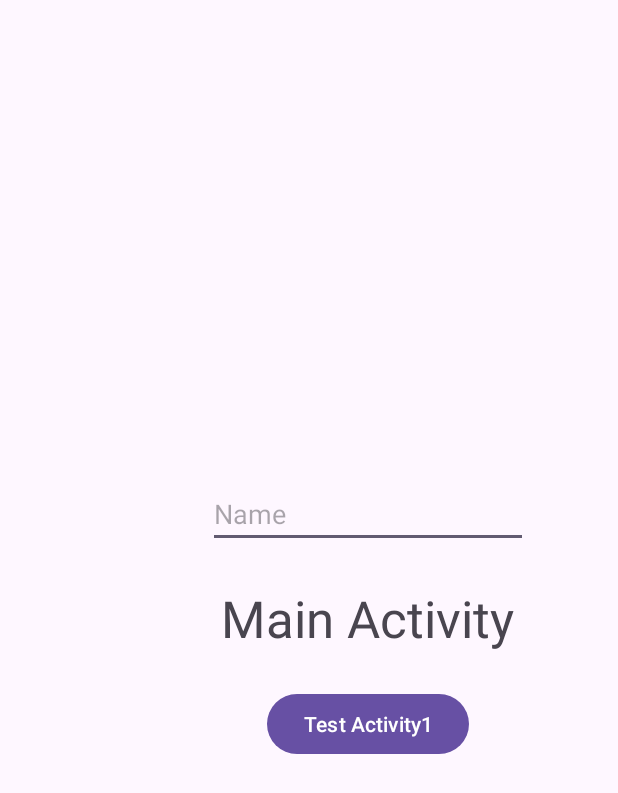
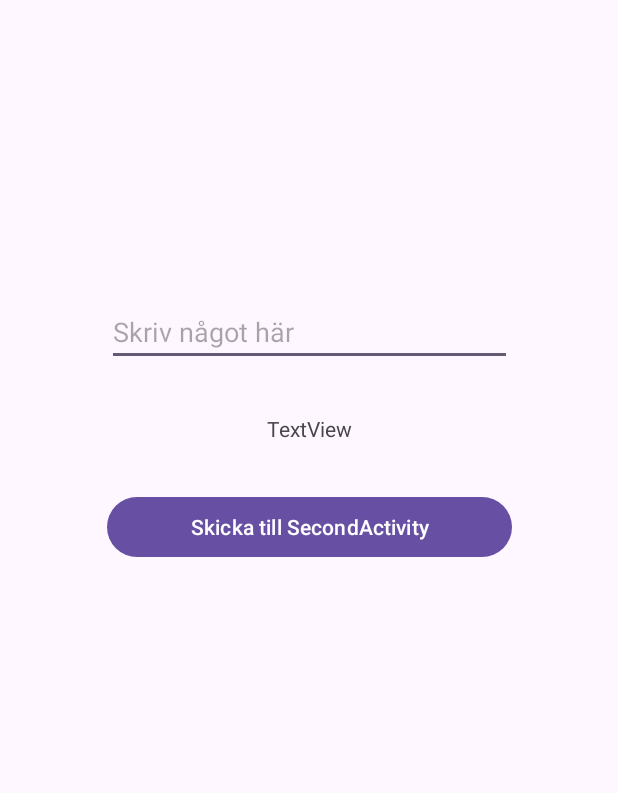
Before and after one commit to Jonasodiq/Neco_Kotlinintro, an Android app: the screen it shows after launch (MainActivity), on a phone screen of 412 x 824 dp. Shown: the top 793 px of the screen. Run offline under Robolectric (Android 15) with nearby library versions, the phone set to English and light mode, and no system bars.

Commit message:
Bismillah -> Alhamdu lillah -> Added Main

```diff
--- a/app/src/main/res/layout/activity_main.xml
+++ b/app/src/main/res/layout/activity_main.xml
@@ -8,39 +8,34 @@
     android:layout_height="match_parent"
     tools:context=".MainActivity">
 
-    <TextView
-        android:id="@+id/tvMessageMain"
-        android:layout_width="wrap_content"
-        android:layout_height="wrap_content"
-        android:text="Main Activity"
-        android:textSize="34sp"
-        app:layout_constraintBottom_toBottomOf="parent"
+    <EditText
+        android:id="@+id/inputEditText"
+        android:layout_width="270dp"
+        android:layout_height="44dp"
+        android:layout_marginTop="200dp"
+        android:hint="Skriv något här"
         app:layout_constraintEnd_toEndOf="parent"
-        app:layout_constraintHorizontal_bias="0.68"
         app:layout_constraintStart_toStartOf="parent"
         app:layout_constraintTop_toTopOf="parent" />
 
     <Button
-        android:id="@+id/btnTact"
-        android:layout_width="wrap_content"
+        android:id="@+id/sendButton"
+        android:layout_width="0dp"
         android:layout_height="wrap_content"
-        android:layout_marginTop="24dp"
-        android:onClick="onClickTest1"
-        android:text="Test Activity1"
-        app:layout_constraintEnd_toEndOf="@+id/tvMessageMain"
-        app:layout_constraintStart_toStartOf="@+id/tvMessageMain"
-        app:layout_constraintTop_toBottomOf="@+id/tvMessageMain" />
+        android:layout_marginTop="32dp"
+        android:text="Skicka till SecondActivity"
+        app:layout_constraintEnd_toEndOf="@+id/textView"
+        app:layout_constraintStart_toStartOf="@+id/textView"
+        app:layout_constraintTop_toBottomOf="@+id/textView" />
 
-    <EditText
-        android:id="@+id/editText"
-        android:layout_width="wrap_content"
+    <TextView
+        android:id="@+id/textView"
+        android:layout_width="0dp"
         android:layout_height="wrap_content"
-        android:layout_marginBottom="24dp"
-        android:ems="10"
-        android:hint="Name"
-        android:inputType="text"
-        app:layout_constraintBottom_toTopOf="@+id/tvMessageMain"
-        app:layout_constraintEnd_toEndOf="@+id/tvMessageMain"
-        app:layout_constraintStart_toStartOf="@+id/tvMessageMain" />
-
+        android:layout_marginTop="32dp"
+        android:gravity="center"
+        android:text="TextView"
+        app:layout_constraintEnd_toEndOf="@+id/inputEditText"
+        app:layout_constraintStart_toStartOf="@+id/inputEditText"
+        app:layout_constraintTop_toBottomOf="@+id/inputEditText" />
 </androidx.constraintlayout.widget.ConstraintLayout>
```
Also changed, not shown: app/src/main/java/com/example/kotlinintro/MainActivity.kt (+22 -29 lines).
